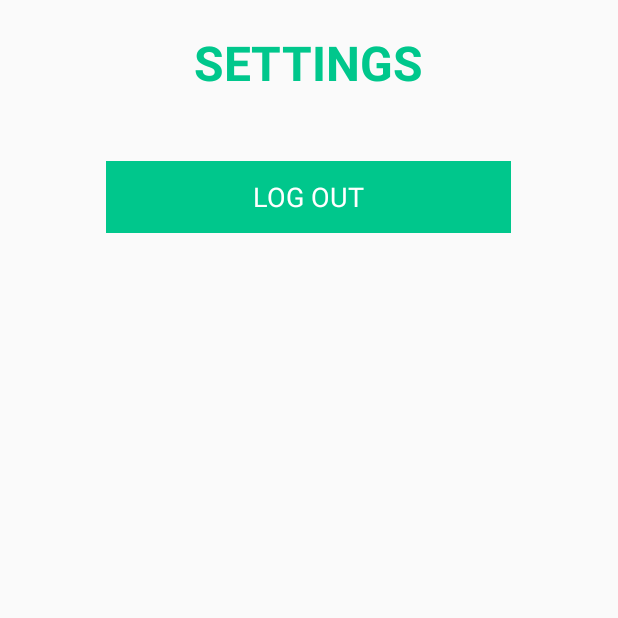
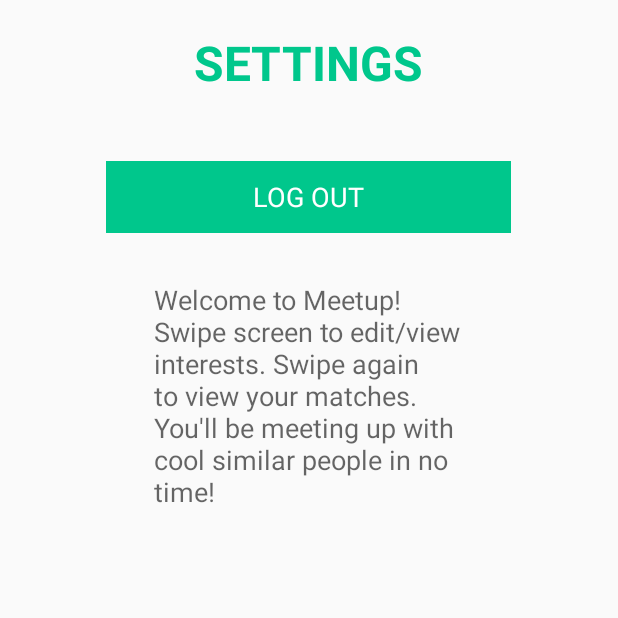
Before and after one commit to reidHoruff/meetup, an Android app: the SettingsSectionFragment screen opened directly, with no data from a screen before it, on a phone screen of 412 x 824 dp, the top half of it. Run offline under Robolectric (Android 15) with nearby library versions, the phone set to English and light mode, and no system bars.

Commit message:
Update settings_section_fragment.xml

```diff
--- a/app/app/src/main/res/layout/settings_section_fragment.xml
+++ b/app/app/src/main/res/layout/settings_section_fragment.xml
@@ -27,4 +27,18 @@
         android:textColor="#FFFFFF"
         android:onClick="logoutButtonClicked" />
 
+         <TextView
+        android:layout_width="206dp"
+        android:layout_height="wrap_content"
+        android:textAppearance="?android:attr/textAppearanceMedium"
+        android:text="Welcome to Meetup!
+
+ Swipe screen to edit/view interests. Swipe again to view your matches.
+
+ You'll be meeting up with cool similar people in no time!"
+        android:id="@+id/textView3"
+        android:layout_gravity="center_horizontal"
+        android:layout_marginTop="32dp"
+        android:layout_weight="0.43" />
+
 </LinearLayout>
```
